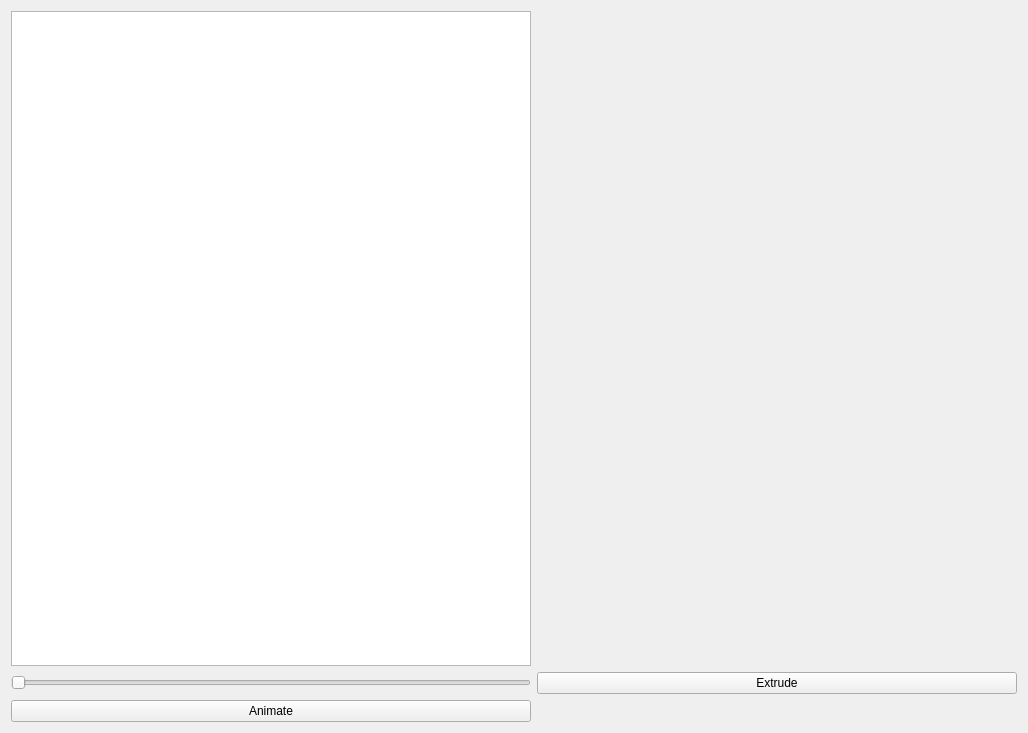
Before: the Qt Designer form window.ui in NefariousNick/CS351-Camera, drawn with Qt 5.
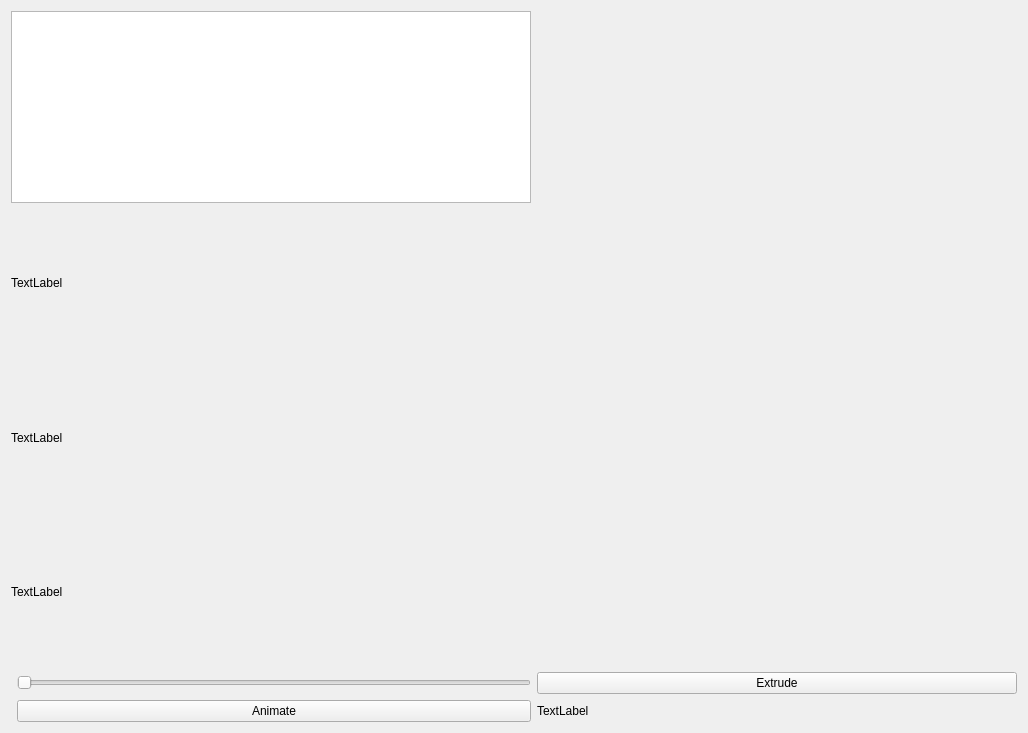
After: the same form once the commit is applied. Custom widgets are drawn as their Qt base class.

Diff of the .ui file:
```diff
--- a/window.ui
+++ b/window.ui
@@ -14,10 +14,14 @@
    <string>Window</string>
   </property>
   <layout class="QGridLayout" name="gridLayout">
-   <item row="0" column="0">
-    <widget class="QListWidget" name="listWidget"/>
+   <item row="2" column="2">
+    <widget class="QLabel" name="label">
+     <property name="text">
+      <string>TextLabel</string>
+     </property>
+    </widget>
    </item>
-   <item row="1" column="1">
+   <item row="1" column="2">
     <widget class="QPushButton" name="extrudeButton">
      <property name="contextMenuPolicy">
       <enum>Qt::NoContextMenu</enum>
@@ -27,14 +31,14 @@
      </property>
     </widget>
    </item>
-   <item row="1" column="0">
+   <item row="1" column="1">
     <widget class="QSlider" name="horizontalSlider">
      <property name="orientation">
       <enum>Qt::Horizontal</enum>
      </property>
     </widget>
    </item>
-   <item row="0" column="1">
+   <item row="0" column="2">
     <layout class="QHBoxLayout" name="horizontalLayout">
      <item>
       <widget class="MyGLWidget" name="myGLWidget" native="true">
@@ -48,13 +52,41 @@
      </item>
     </layout>
    </item>
-   <item row="2" column="0">
+   <item row="2" column="1">
     <widget class="QPushButton" name="animateButton">
      <property name="text">
       <string>Animate</string>
      </property>
     </widget>
    </item>
+   <item row="0" column="0" colspan="2">
+    <layout class="QVBoxLayout" name="verticalLayout">
+     <item alignment="Qt::AlignTop">
+      <widget class="QListWidget" name="listWidget"/>
+     </item>
+     <item>
+      <widget class="QLabel" name="eyeLabel">
+       <property name="text">
+        <string>TextLabel</string>
+       </property>
+      </widget>
+     </item>
+     <item>
+      <widget class="QLabel" name="camLabel">
+       <property name="text">
+        <string>TextLabel</string>
+       </property>
+      </widget>
+     </item>
+     <item>
+      <widget class="QLabel" name="upLabel">
+       <property name="text">
+        <string>TextLabel</string>
+       </property>
+      </widget>
+     </item>
+    </layout>
+   </item>
   </layout>
  </widget>
  <layoutdefault spacing="6" margin="11"/>
```
